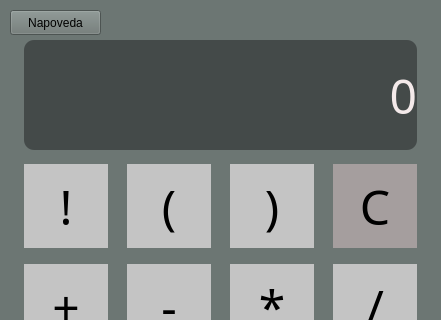
Wertik/ivs-proj-02, file src/mainwindow.ui: the form before one commit; both pictures show x 0 to 441 and y 0 to 320 of the 441 by 771 pixel window.
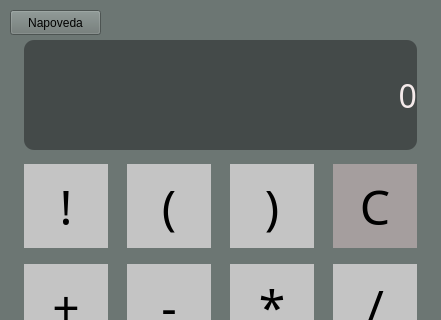
The form after the commit.

Patch:
```diff
--- a/src/mainwindow.ui
+++ b/src/mainwindow.ui
@@ -531,7 +531,7 @@
     <property name="font">
      <font>
       <family>Inria Sans Light</family>
-      <pointsize>36</pointsize>
+      <pointsize>24</pointsize>
      </font>
     </property>
     <property name="layoutDirection">
```
Left out of the diff: 2 changed lines with no effect on the pictures.
